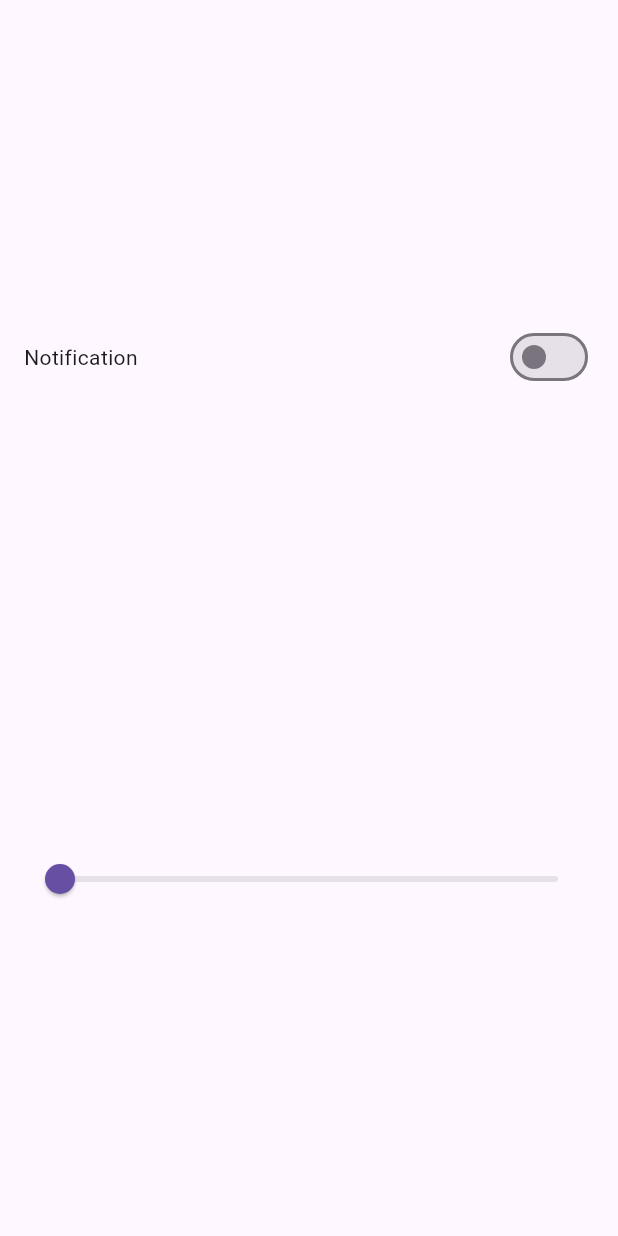
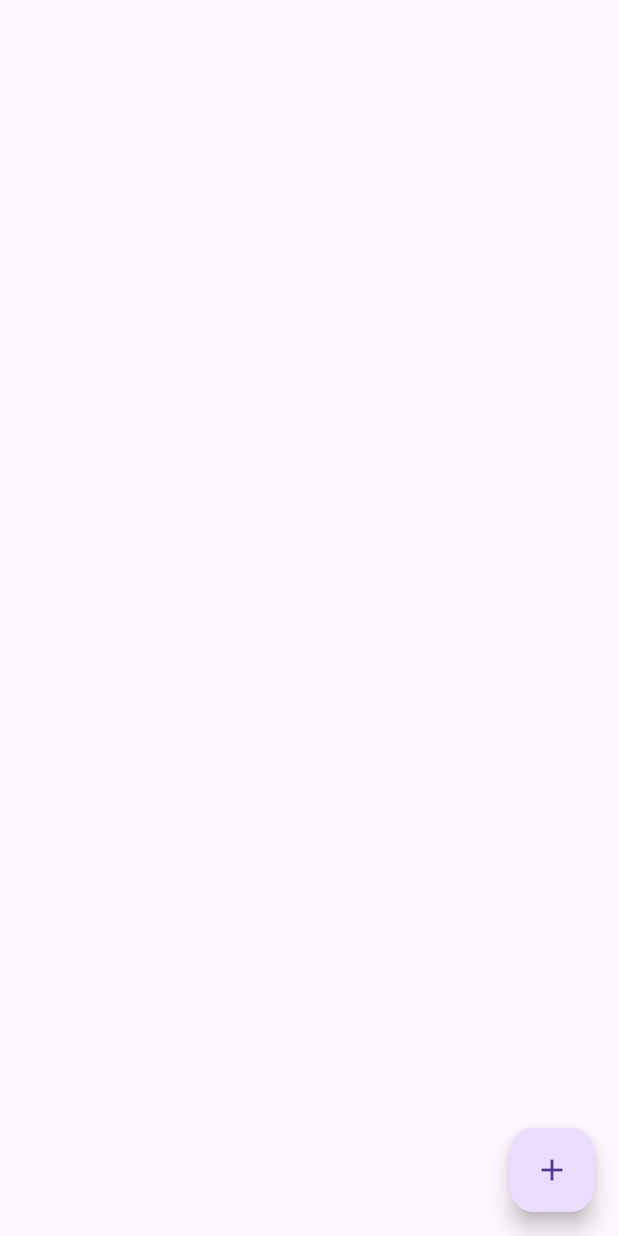
Before and after one commit to umairliaqat33/bloc_examples, a Flutter app: the screen it shows after launch, on a phone screen of 412 x 824 dp. Run offline on Flutter 3.47's test engine with Material 3 defaults, Android fonts, the phone set to English and light mode, and no system bars; our stand-ins replace bloc, equatable, flutter_bloc.

Commit message:
Working on list

```diff
--- a/lib/main.dart
+++ b/lib/main.dart
@@ -1,6 +1,6 @@
 import 'package:bloc_examples/blocs/counter_bloc/counter_bloc_bloc.dart';
 import 'package:bloc_examples/blocs/switch_bloc/switch_bloc.dart';
-import 'package:bloc_examples/screens/switch_screen.dart';
+import 'package:bloc_examples/screens/list_screen.dart';
 import 'package:flutter/material.dart';
 import 'package:flutter_bloc/flutter_bloc.dart';
 
@@ -19,12 +19,16 @@ class _MyAppState extends State<MyApp> {
   @override
   Widget build(BuildContext context) {
     return MaterialApp(
-      home: BlocProvider(
-        create: (_) => CounterBlocBloc(),
-        child: BlocProvider(
-          create: (context) => SwitchBloc(),
-          child: const SwitchScreen(),
-        ),
+      home: MultiBlocProvider(
+        providers: [
+          BlocProvider(
+            create: (_) => CounterBlocBloc(),
+          ),
+          BlocProvider(
+            create: (context) => SwitchBloc(),
+          ),
+        ],
+        child: ListScreen(),
       ),
     );
   }
--- /dev/null
+++ b/lib/screens/list_screen.dart
@@ -0,0 +1,37 @@
+import 'package:flutter/material.dart';
+
+class ListScreen extends StatelessWidget {
+  ListScreen({super.key});
+
+  final List<String> stringList = [];
+
+  @override
+  Widget build(BuildContext context) {
+    return Scaffold(
+      floatingActionButton: FloatingActionButton(
+        onPressed: () {},
+        child: const Icon(Icons.add),
+      ),
+      body: ListView.builder(
+        itemCount: stringList.length,
+        itemBuilder: (BuildContext context, int index) {
+          return Card(
+            child: ListTile(
+              trailing: IconButton(
+                onPressed: () {},
+                icon: const Icon(Icons.delete),
+              ),
+              title: Text(
+                stringList[index],
+                style: const TextStyle(
+                  fontSize: 20,
+                  fontWeight: FontWeight.bold,
+                ),
+              ),
+            ),
+          );
+        },
+      ),
+    );
+  }
+}
```
Also changed, not shown: lib/blocs/list_bloc/list_bloc.dart (added, +13 -0 lines), lib/blocs/list_bloc/list_event.dart (added, +18 -0 lines), lib/blocs/list_bloc/list_state.dart (added, +11 -0 lines).
